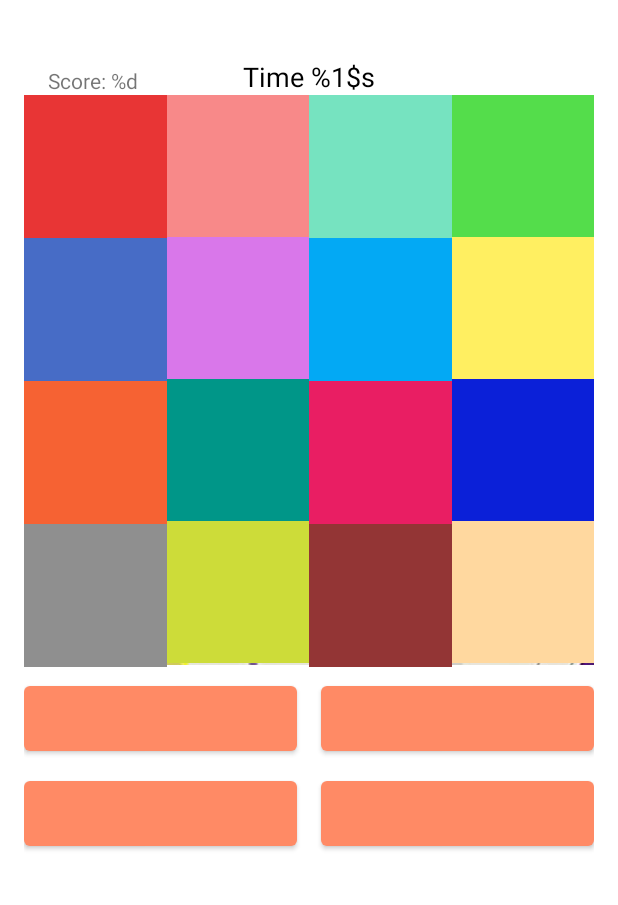
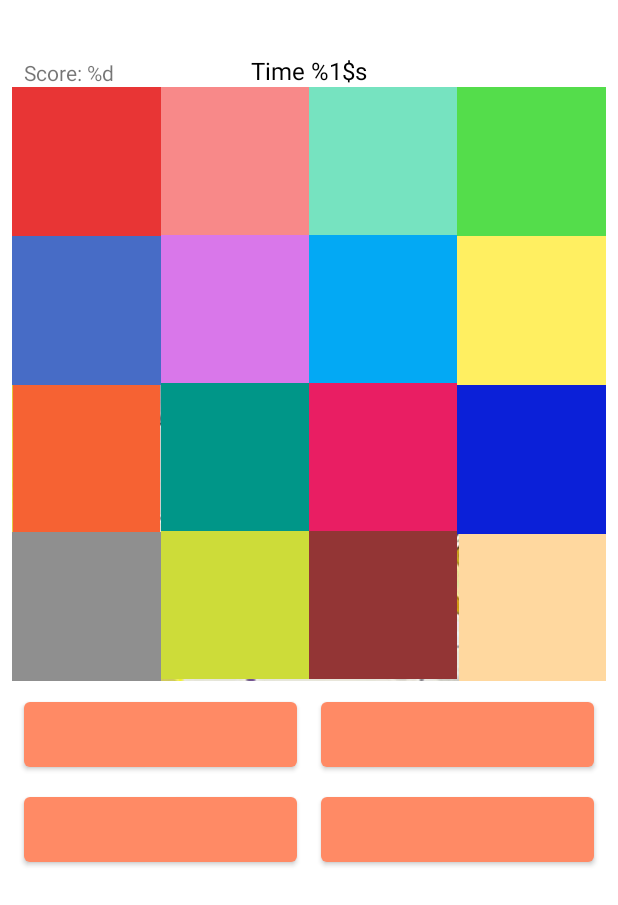
Before and after one commit to mdemianova/CartoonShards, an Android app: the layout fragment_game.xml on its own in the app's theme, with its tools: preview values and no code run, on a phone screen of 412 x 824 dp. Shown: the top 905 px of the screen. Run offline under Robolectric (Android 15) with nearby library versions, the phone set to English and light mode, and no system bars; Roboto replaces fonts that are not available here.

Commit message:
Small screen fixed

```diff
--- a/app/src/main/java/com/example/cartoonshards/gameFragments/GameViewModel.kt
+++ b/app/src/main/java/com/example/cartoonshards/gameFragments/GameViewModel.kt
@@ -9,9 +9,9 @@ class GameViewModel : ViewModel() {
 
     companion object {
         private const val ONE_SECOND = 1000L
-        private const val DEFAULT_GAME_TIME = 200000L
+        private const val DEFAULT_GAME_TIME = 30000L
         private const val INCREMENT_TIME = 3000L
-        private const val DECREMENT_TIME = 2000L
+        private const val DECREMENT_TIME = 6000L
         private const val GAME_OVER = 0L
         private const val CORRECT_GUESS_POINTS = 100
     }
--- a/app/src/main/res/layout/fragment_game.xml
+++ b/app/src/main/res/layout/fragment_game.xml
@@ -3,13 +3,13 @@
     xmlns:app="http://schemas.android.com/apk/res-auto"
     xmlns:tools="http://schemas.android.com/tools"
     android:layout_width="match_parent"
-    android:layout_height="match_parent"
-    android:padding="16dp">
+    android:layout_height="match_parent">
 
     <TextView
         android:id="@+id/score_animation"
         android:layout_width="wrap_content"
         android:layout_height="wrap_content"
+        android:layout_marginTop="8dp"
         app:layout_constraintBottom_toTopOf="@+id/score_view"
         app:layout_constraintEnd_toEndOf="@+id/score_view"
         app:layout_constraintTop_toTopOf="parent" />
@@ -18,6 +18,7 @@
         android:id="@+id/time_animation"
         android:layout_width="wrap_content"
         android:layout_height="wrap_content"
+        android:layout_marginTop="8dp"
         app:layout_constraintBottom_toTopOf="@+id/time_view"
         app:layout_constraintEnd_toEndOf="@+id/time_view"
         app:layout_constraintTop_toTopOf="parent" />
@@ -34,11 +35,11 @@
     <ImageView
         android:id="@+id/image_view"
         android:layout_width="0dp"
-        android:layout_height="wrap_content"
+        android:layout_height="0dp"
         android:adjustViewBounds="true"
         app:layout_constraintDimensionRatio="w,1:1"
-        app:layout_constraintEnd_toEndOf="parent"
-        app:layout_constraintStart_toStartOf="parent"
+        app:layout_constraintEnd_toStartOf="@+id/guideline9"
+        app:layout_constraintStart_toStartOf="@+id/guideline8"
         app:layout_constraintTop_toTopOf="@+id/guideline3"
         app:srcCompat="@drawable/tom_jerry_img" />
 
@@ -46,6 +47,7 @@
         android:id="@+id/answer_1"
         android:layout_width="0dp"
         android:layout_height="55dp"
+        android:layout_marginStart="16dp"
         android:layout_marginTop="8dp"
         android:layout_marginEnd="8dp"
         android:textAllCaps="false"
@@ -60,6 +62,7 @@
         android:layout_width="0dp"
         android:layout_height="55dp"
         android:layout_marginStart="8dp"
+        android:layout_marginEnd="16dp"
         android:textAllCaps="false"
         android:textSize="15sp"
         app:layout_constraintEnd_toEndOf="parent"
@@ -71,6 +74,7 @@
         android:id="@+id/answer_3"
         android:layout_width="0dp"
         android:layout_height="55dp"
+        android:layout_marginStart="16dp"
         android:layout_marginTop="8dp"
         android:layout_marginEnd="8dp"
         android:textAllCaps="false"
@@ -85,6 +89,7 @@
         android:layout_height="55dp"
         android:layout_marginStart="8dp"
         android:layout_marginTop="8dp"
+        android:layout_marginEnd="16dp"
         android:textAllCaps="false"
         android:textSize="15sp"
         app:layout_constraintEnd_toEndOf="parent"
@@ -98,9 +103,10 @@
         android:layout_height="wrap_content"
         android:text="@string/time_left"
         android:textColor="@color/black"
-        android:textSize="18sp"
+        android:textSize="16sp"
         app:layout_constraintBottom_toBottomOf="@+id/score_view"
         app:layout_constraintEnd_toEndOf="parent"
+        app:layout_constraintHorizontal_bias="0.5"
         app:layout_constraintStart_toStartOf="parent" />
 
     <androidx.constraintlayout.widget.Guideline
@@ -115,7 +121,7 @@
         android:layout_width="wrap_content"
         android:layout_height="wrap_content"
         android:orientation="horizontal"
-        app:layout_constraintGuide_percent="0.06" />
+        app:layout_constraintGuide_percent="0.07" />
 
     <TextView
         android:id="@+id/shard1"
@@ -123,10 +129,9 @@
         android:layout_height="0dp"
         android:background="#E83535"
         app:layout_constraintDimensionRatio="1:1"
-        app:layout_constraintEnd_toStartOf="@+id/shard2"
-        app:layout_constraintHorizontal_bias="1.0"
+        app:layout_constraintEnd_toStartOf="@+id/guideline6"
         app:layout_constraintStart_toStartOf="@+id/image_view"
-        app:layout_constraintTop_toTopOf="@+id/guideline3" />
+        app:layout_constraintTop_toTopOf="@+id/image_view" />
 
     <TextView
         android:id="@+id/shard2"
@@ -135,6 +140,7 @@
         android:background="#F88989"
         app:layout_constraintDimensionRatio="1:1"
         app:layout_constraintEnd_toStartOf="@+id/guideline2"
+        app:layout_constraintHorizontal_bias="0.636"
         app:layout_constraintStart_toStartOf="@+id/guideline6"
         app:layout_constraintTop_toTopOf="@+id/image_view" />
 
@@ -145,8 +151,9 @@
         android:background="#76E3C0"
         app:layout_constraintDimensionRatio="1:1"
         app:layout_constraintEnd_toStartOf="@+id/guideline7"
+        app:layout_constraintHorizontal_bias="0.615"
         app:layout_constraintStart_toStartOf="@+id/guideline2"
-        app:layout_constraintTop_toTopOf="@+id/guideline3" />
+        app:layout_constraintTop_toTopOf="@+id/image_view" />
 
     <TextView
         android:id="@+id/shard4"
@@ -155,6 +162,7 @@
         android:background="#54DD4B"
         app:layout_constraintDimensionRatio="1:1"
         app:layout_constraintEnd_toEndOf="@+id/image_view"
+        app:layout_constraintHorizontal_bias="0.928"
         app:layout_constraintStart_toStartOf="@+id/guideline7"
         app:layout_constraintTop_toTopOf="@+id/guideline3" />
 
@@ -175,6 +183,7 @@
         android:background="#D977EA"
         app:layout_constraintDimensionRatio="1:1"
         app:layout_constraintEnd_toStartOf="@+id/guideline2"
+        app:layout_constraintHorizontal_bias="1.0"
         app:layout_constraintStart_toEndOf="@+id/shard5"
         app:layout_constraintTop_toBottomOf="@+id/shard2" />
 
@@ -185,6 +194,7 @@
         android:background="#03A9F4"
         app:layout_constraintDimensionRatio="1:1"
         app:layout_constraintEnd_toStartOf="@+id/guideline7"
+        app:layout_constraintHorizontal_bias="0.47"
         app:layout_constraintStart_toStartOf="@+id/guideline2"
         app:layout_constraintTop_toBottomOf="@+id/shard3" />
 
@@ -203,23 +213,24 @@
         android:layout_width="wrap_content"
         android:layout_height="wrap_content"
         android:orientation="vertical"
-        app:layout_constraintGuide_percent="0.25" />
+        app:layout_constraintGuide_percent="0.26" />
 
     <androidx.constraintlayout.widget.Guideline
         android:id="@+id/guideline7"
         android:layout_width="wrap_content"
         android:layout_height="wrap_content"
         android:orientation="vertical"
-        app:layout_constraintGuide_percent="0.75" />
+        app:layout_constraintGuide_percent="0.74" />
 
     <TextView
         android:id="@+id/shard9"
         android:layout_width="0dp"
         android:layout_height="0dp"
         android:background="#F66233"
+        app:layout_constraintBottom_toTopOf="@+id/shard13"
         app:layout_constraintDimensionRatio="1:1"
         app:layout_constraintEnd_toStartOf="@+id/guideline6"
-        app:layout_constraintHorizontal_bias="1.0"
+        app:layout_constraintHorizontal_bias="0.344"
         app:layout_constraintStart_toStartOf="@+id/shard5"
         app:layout_constraintTop_toBottomOf="@+id/shard5" />
 
@@ -230,6 +241,7 @@
         android:background="#009688"
         app:layout_constraintDimensionRatio="1:1"
         app:layout_constraintEnd_toStartOf="@+id/guideline2"
+        app:layout_constraintHorizontal_bias="0.392"
         app:layout_constraintStart_toStartOf="@+id/guideline6"
         app:layout_constraintTop_toBottomOf="@+id/shard6" />
 
@@ -240,6 +252,7 @@
         android:background="#E91E63"
         app:layout_constraintDimensionRatio="1:1"
         app:layout_constraintEnd_toStartOf="@+id/guideline7"
+        app:layout_constraintHorizontal_bias="0.38"
         app:layout_constraintStart_toStartOf="@+id/guideline2"
         app:layout_constraintTop_toBottomOf="@+id/shard7" />
 
@@ -258,10 +271,10 @@
         android:layout_width="0dp"
         android:layout_height="0dp"
         android:background="#8F8F8F"
+        app:layout_constraintBottom_toBottomOf="@+id/image_view"
         app:layout_constraintDimensionRatio="1:1"
         app:layout_constraintEnd_toStartOf="@+id/guideline6"
-        app:layout_constraintStart_toStartOf="@+id/image_view"
-        app:layout_constraintTop_toBottomOf="@+id/shard9" />
+        app:layout_constraintStart_toStartOf="@+id/image_view" />
 
     <TextView
         android:id="@+id/shard14"
@@ -270,6 +283,7 @@
         android:background="#CDDC39"
         app:layout_constraintDimensionRatio="1:1"
         app:layout_constraintEnd_toStartOf="@+id/guideline2"
+        app:layout_constraintHorizontal_bias="0.489"
         app:layout_constraintStart_toStartOf="@+id/guideline6"
         app:layout_constraintTop_toBottomOf="@+id/shard10" />
 
@@ -280,6 +294,7 @@
         android:background="#933535"
         app:layout_constraintDimensionRatio="1:1"
         app:layout_constraintEnd_toStartOf="@+id/guideline7"
+        app:layout_constraintHorizontal_bias="0.47"
         app:layout_constraintStart_toStartOf="@+id/guideline2"
         app:layout_constraintTop_toBottomOf="@+id/shard11" />
 
@@ -288,10 +303,13 @@
         android:layout_width="0dp"
         android:layout_height="0dp"
         android:background="#FFD89F"
+        app:layout_constraintBottom_toBottomOf="@+id/image_view"
         app:layout_constraintDimensionRatio="1:1"
         app:layout_constraintEnd_toEndOf="@+id/image_view"
+        app:layout_constraintHorizontal_bias="1.0"
         app:layout_constraintStart_toStartOf="@+id/guideline7"
-        app:layout_constraintTop_toBottomOf="@+id/shard12" />
+        app:layout_constraintTop_toBottomOf="@+id/shard12"
+        app:layout_constraintVertical_bias="0.0" />
 
     <androidx.constraintlayout.widget.Guideline
         android:id="@+id/guideline5"
@@ -300,5 +318,20 @@
         android:orientation="horizontal"
         app:layout_constraintGuide_percent="0.9" />
 
+    <androidx.constraintlayout.widget.Guideline
+        android:id="@+id/guideline8"
+        android:layout_width="wrap_content"
+        android:layout_height="wrap_content"
+        android:orientation="vertical"
+        app:layout_constraintGuide_percent="0.02" />
+
+    <androidx.constraintlayout.widget.Guideline
+        android:id="@+id/guideline9"
+        android:layout_width="wrap_content"
+        android:layout_height="wrap_content"
+        android:orientation="vertical"
+        app:layout_constraintGuide_percent="0.98" />
+
+
 
 </androidx.constraintlayout.widget.ConstraintLayout>
```
Also changed, not shown: 1 other file.
